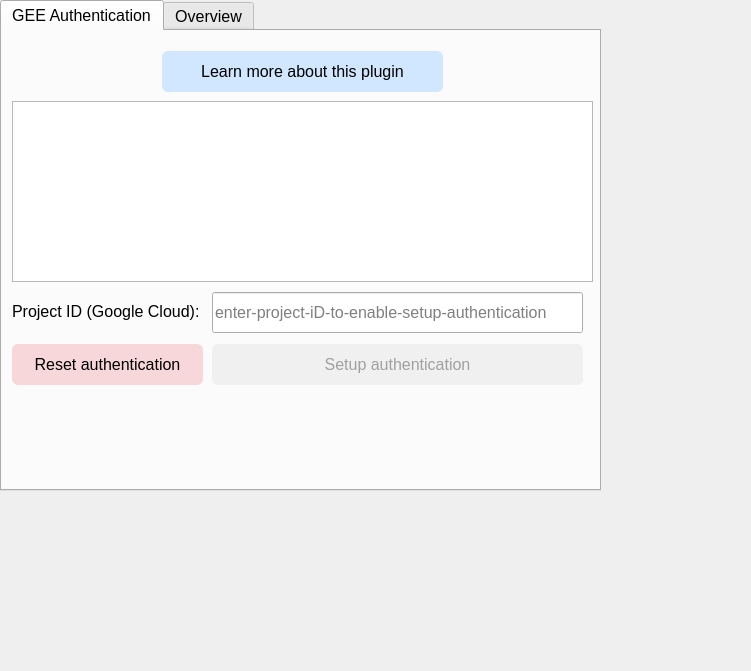
First picture: the form in ui/easy_dialog_base.ui, repository caioarantes/EasyDEM, before the edit.
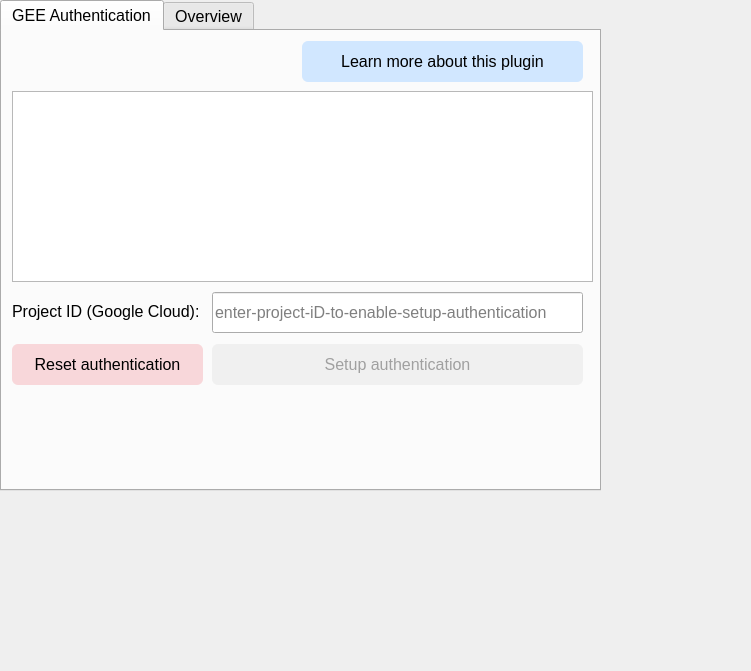
Second picture: the form after the edit. Icons and pictures are not drawn. Custom widgets are drawn as their Qt base class.

```diff
--- a/ui/easy_dialog_base.ui
+++ b/ui/easy_dialog_base.ui
@@ -154,9 +154,9 @@
      <property name="geometry">
       <rect>
        <x>10</x>
-       <y>70</y>
+       <y>60</y>
        <width>581</width>
-       <height>181</height>
+       <height>191</height>
       </rect>
      </property>
      <property name="html">
@@ -180,7 +180,7 @@
      <property name="geometry">
       <rect>
        <x>10</x>
-       <y>10</y>
+       <y>-1</y>
        <width>61</width>
        <height>61</height>
       </rect>
@@ -195,30 +195,11 @@
       <bool>true</bool>
      </property>
     </widget>
-    <widget class="QLabel" name="label_2">
-     <property name="geometry">
-      <rect>
-       <x>540</x>
-       <y>10</y>
-       <width>41</width>
-       <height>51</height>
-      </rect>
-     </property>
-     <property name="text">
-      <string/>
-     </property>
-     <property name="pixmap">
-      <pixmap>../icon - Copy.png</pixmap>
-     </property>
-     <property name="scaledContents">
-      <bool>true</bool>
-     </property>
-    </widget>
     <widget class="QPushButton" name="browser">
      <property name="geometry">
       <rect>
-       <x>160</x>
-       <y>20</y>
+       <x>300</x>
+       <y>10</y>
        <width>281</width>
        <height>41</height>
       </rect>
```
